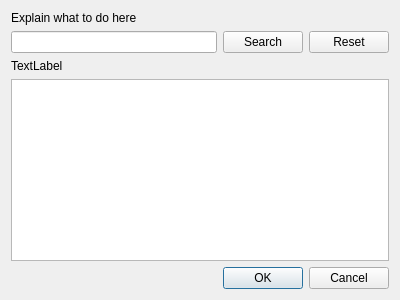
The window that src/FetchMetadata/FetchMetadataDialog.ui (ochurlaud/macaw-movies) describes before a commit, drawn with Qt 5.
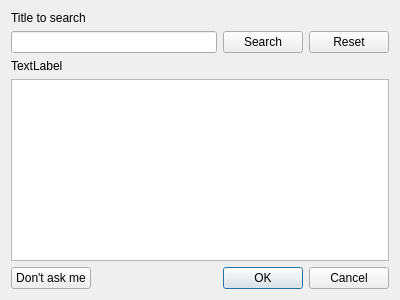
The same window after the commit.

Commit message: corrected crash due to pointer allocation

Diff of the .ui file:
```diff
--- a/src/FetchMetadata/FetchMetadataDialog.ui
+++ b/src/FetchMetadata/FetchMetadataDialog.ui
@@ -17,17 +17,7 @@
    <item row="0" column="0">
     <widget class="QLabel" name="label">
      <property name="text">
-      <string>Explain what to do here</string>
-     </property>
-    </widget>
-   </item>
-   <item row="4" column="0">
-    <widget class="QDialogButtonBox" name="buttonBox">
-     <property name="orientation">
-      <enum>Qt::Horizontal</enum>
-     </property>
-     <property name="standardButtons">
-      <set>QDialogButtonBox::Cancel|QDialogButtonBox::Ok</set>
+      <string>Title to search</string>
      </property>
     </widget>
    </item>
@@ -62,6 +52,27 @@
      </property>
     </widget>
    </item>
+   <item row="6" column="0">
+    <layout class="QHBoxLayout" name="horizontalLayout_2">
+     <item>
+      <widget class="QPushButton" name="pushButton">
+       <property name="text">
+        <string>Don't ask me</string>
+       </property>
+      </widget>
+     </item>
+     <item>
+      <widget class="QDialogButtonBox" name="buttonBox">
+       <property name="orientation">
+        <enum>Qt::Horizontal</enum>
+       </property>
+       <property name="standardButtons">
+        <set>QDialogButtonBox::Cancel|QDialogButtonBox::Ok</set>
+       </property>
+      </widget>
+     </item>
+    </layout>
+   </item>
   </layout>
  </widget>
  <resources/>
```
The commit also changes 2 other files.
